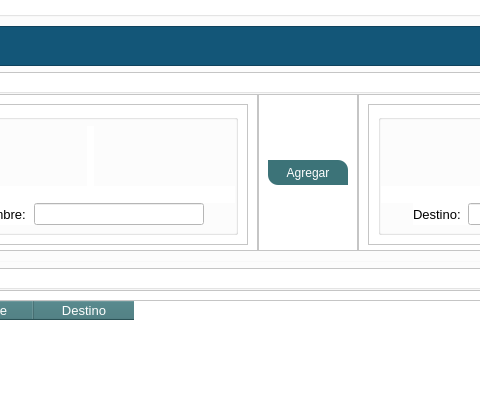
First picture: the form in subwindow.ui, repository askr3d/ProyectoTaxi, before the edit; both pictures show x 104 to 584 and y 0 to 400 of the 824 by 622 pixel window.
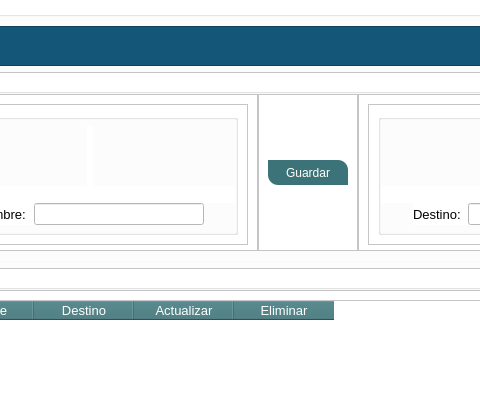
Second picture: the form after the edit. Icons and pictures are not drawn.

Diff of the .ui file:
```diff
--- a/subwindow.ui
+++ b/subwindow.ui
@@ -451,7 +451,7 @@
 }</string>
                    </property>
                    <property name="text">
-                    <string>Agregar</string>
+                    <string>Guardar</string>
                    </property>
                   </widget>
                  </item>
@@ -779,6 +779,16 @@
                    <string>Destino</string>
                   </property>
                  </column>
+                 <column>
+                  <property name="text">
+                   <string>Actualizar</string>
+                  </property>
+                 </column>
+                 <column>
+                  <property name="text">
+                   <string>Eliminar</string>
+                  </property>
+                 </column>
                 </widget>
                </item>
               </layout>
```
Left out of the diff: 2 changed lines with no effect on the pictures.
